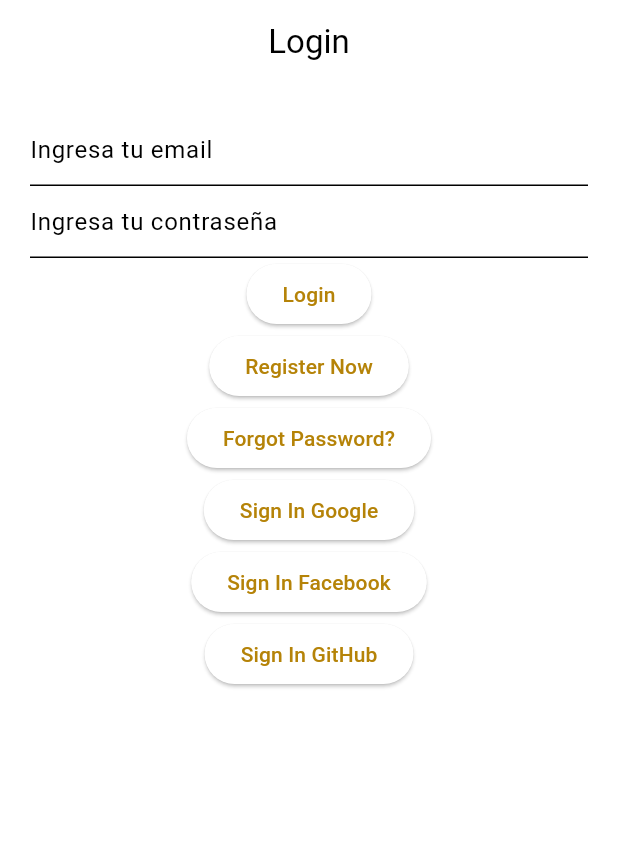
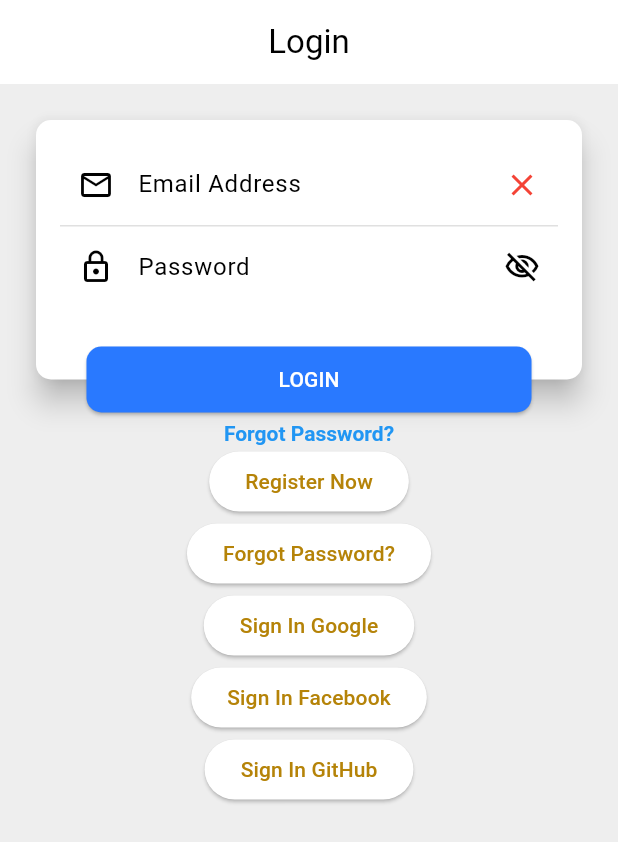
Before and after one commit to berth21gg/ClimateWise, a Flutter app: the screen it shows after launch, on a phone screen of 412 x 824 dp. Shown: the top 842 px of the screen. Run offline on Flutter 3.47's test engine with Material 3 defaults, Android fonts, the phone set to English and light mode, and no system bars; our stand-ins replace firebase_auth, firebase_core, get, google_sign_in; missing offline and left inert: flutter_facebook_auth, github_sign_in_plus; accounts and stored records are empty.

Commit message:
Actualizar página login forgot password y textformfields

```diff
--- a/lib/pages/login.dart
+++ b/lib/pages/login.dart
@@ -1,3 +1,4 @@
+import 'package:flutter/gestures.dart';
 import 'package:flutter/material.dart';
 import 'package:climate_wise/pages/forgot.dart';
 import 'package:climate_wise/pages/signup.dart';
@@ -17,6 +18,7 @@ class Login extends StatefulWidget {
 class _LoginState extends State<Login> {
   TextEditingController email = TextEditingController();
   TextEditingController password = TextEditingController();
+  bool isPasswordVisible = false;
 
   bool isLoading = false;
 
@@ -117,6 +119,7 @@ class _LoginState extends State<Login> {
             child: CircularProgressIndicator(),
           )
         : Scaffold(
+            backgroundColor: Colors.grey[200],
             appBar: AppBar(
               title: const Text('Login'),
               centerTitle: true,
@@ -125,19 +128,64 @@ class _LoginState extends State<Login> {
               padding: const EdgeInsets.all(20.0),
               child: Column(
                 children: [
-                  TextField(
-                    controller: email,
-                    decoration:
-                        const InputDecoration(hintText: 'Ingresa tu email'),
+                  Stack(
+                    clipBehavior: Clip.none,
+                    children: [
+                      Card(
+                        surfaceTintColor: Colors.white,
+                        shape: RoundedRectangleBorder(
+                            borderRadius: BorderRadius.circular(10)),
+                        elevation: 8,
+                        child: Padding(
+                          padding: const EdgeInsets.all(16.0),
+                          child: Column(
+                            mainAxisSize: MainAxisSize.min,
+                            children: [
+                              _buildEmailField(),
+                              Divider(
+                                  thickness: 1,
+                                  height: 1,
+                                  color: Colors.grey[300]),
+                              _buildPasswordField(),
+                              const SizedBox(height: 32),
+                            ],
+                          ),
+                        ),
+                      ),
+                      Positioned(
+                        bottom: -20,
+                        left: 16,
+                        right: 16,
+                        child: Center(
+                          child: ElevatedButton(
+                              onPressed: (() => signIn()),
+                              style: ElevatedButton.styleFrom(
+                                backgroundColor: Colors.blueAccent[400],
+                                padding: const EdgeInsets.symmetric(
+                                    vertical: 12, horizontal: 128),
+                                shape: RoundedRectangleBorder(
+                                  borderRadius: BorderRadius.circular(10),
+                                ),
+                              ),
+                              child: const Text(
+                                'LOGIN',
+                                style: TextStyle(color: Colors.white),
+                              )),
+                        ),
+                      )
+                    ],
                   ),
-                  TextField(
-                    controller: password,
-                    decoration: const InputDecoration(
-                        hintText: 'Ingresa tu contraseña'),
-                  ),
-                  ElevatedButton(
-                    onPressed: (() => signIn()),
-                    child: const Text('Login'),
+                  const SizedBox(height: 24),
+                  Center(
+                    child: RichText(
+                        text: TextSpan(
+                            text: 'Forgot Password?',
+                            style: const TextStyle(
+                              color: Colors.blue,
+                              fontWeight: FontWeight.bold,
+                            ),
+                            recognizer: TapGestureRecognizer()
+                              ..onTap = (() => Get.to(() => const Forgot())))),
                   ),
                   ElevatedButton(
                     onPressed: (() => Get.to(() => SignUp())),
@@ -164,4 +212,45 @@ class _LoginState extends State<Login> {
             ),
           );
   }
+
+  _buildEmailField() {
+    return TextFormField(
+      controller: email,
+      decoration: InputDecoration(
+        hintText: 'Email Address',
+        prefixIcon: const Icon(Icons.email_outlined),
+        suffixIcon: email.text.isEmpty
+            ? const Icon(Icons.close, color: Colors.red)
+            : const Icon(Icons.check, color: Colors.green),
+        border: InputBorder.none,
+        contentPadding: const EdgeInsets.symmetric(vertical: 15),
+      ),
+      onChanged: (value) {
+        setState(() {});
+      },
+    );
+  }
+
+  _buildPasswordField() {
+    return TextFormField(
+      controller: password,
+      obscureText: !isPasswordVisible,
+      decoration: InputDecoration(
+        hintText: 'Password',
+        prefixIcon: const Icon(Icons.lock_outline),
+        suffixIcon: IconButton(
+          icon: Icon(isPasswordVisible
+              ? Icons.visibility_outlined
+              : Icons.visibility_off_outlined),
+          onPressed: () {
+            setState(() {
+              isPasswordVisible = !isPasswordVisible;
+            });
+          },
+        ),
+        border: InputBorder.none,
+        contentPadding: const EdgeInsets.symmetric(vertical: 15),
+      ),
+    );
+  }
 }
```
